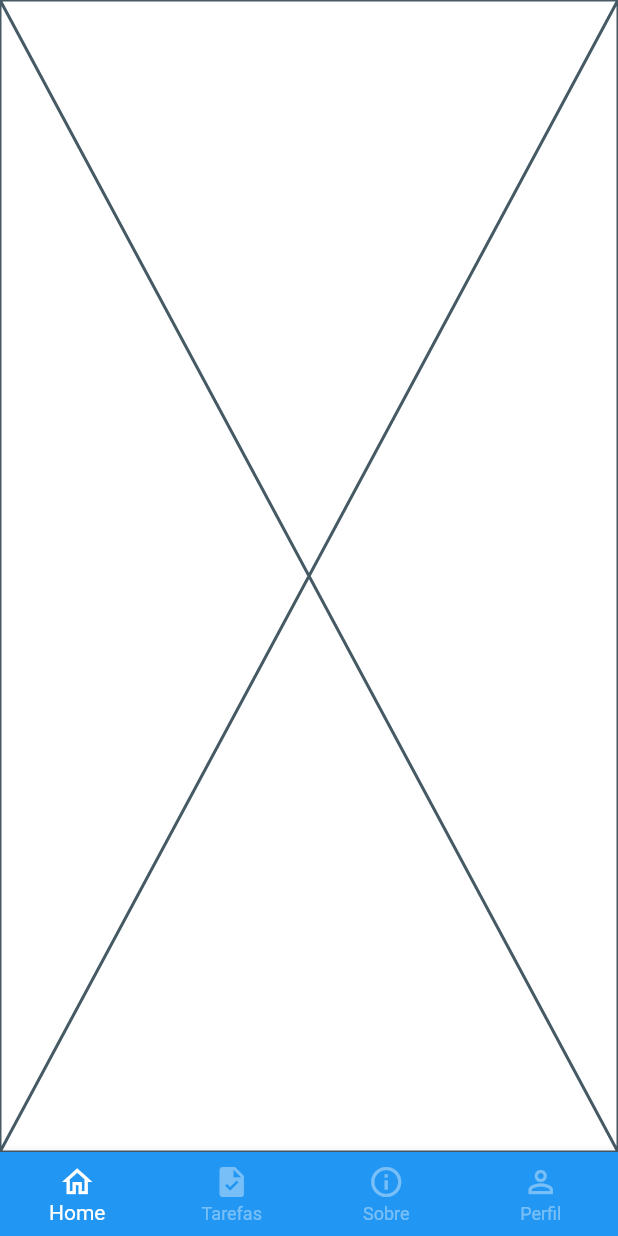
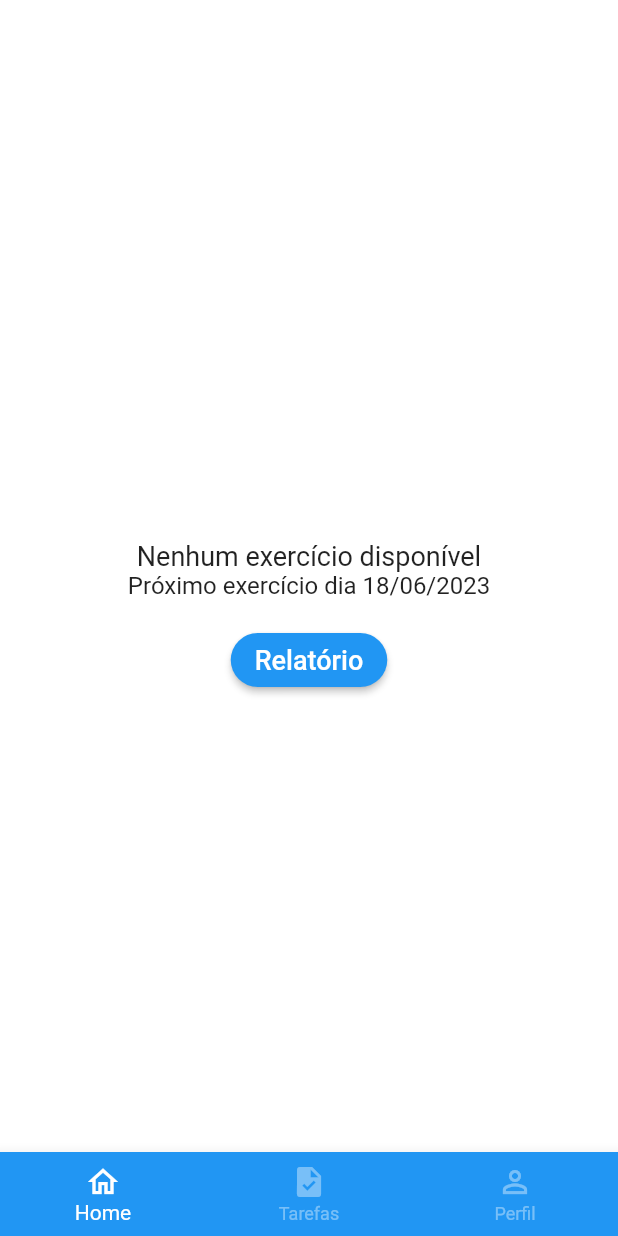
Before and after one commit to brunoggomide/desafioOdonto, a Flutter app: the BaseScreen screen opened directly, swiped to page 2, on a phone screen of 412 x 824 dp. Run offline on Flutter 3.47's test engine with Material 2 defaults, Android fonts, the phone set to English and light mode, and no system bars; our stand-ins replace cloud_firestore, firebase_auth, firebase_core, fl_chart, mask_text_input_formatter; accounts and stored records are empty.

Commit message:
add tela de task e info em perfil

```diff
--- a/lib/main.dart
+++ b/lib/main.dart
@@ -1,7 +1,6 @@
 import 'package:flutter/material.dart';
 import 'package:firebase_core/firebase_core.dart';
 import 'package:odonto/src/views/auth/sign_in.dart';
-import 'package:odonto/src/views/base/base_screen.dart';
 import 'firebase_options.dart';
 
 Future<void> main() async {
--- a/lib/src/views/auth/sign_in.dart
+++ b/lib/src/views/auth/sign_in.dart
@@ -36,7 +36,7 @@ class _SignInState extends State<SignIn> {
                       'Glossário de Oclusão',
                       style: TextStyle(
                         color: Colors.white,
-                        fontSize: 35,
+                        fontSize: 32,
                       ),
                     ),
                   ),
--- a/lib/src/views/base/base_screen.dart
+++ b/lib/src/views/base/base_screen.dart
@@ -1,6 +1,5 @@
 import 'package:flutter/material.dart';
 import 'package:odonto/src/views/exercise/exercise.dart';
-import 'package:odonto/src/views/infos/info.dart';
 import 'package:odonto/src/views/profile/profile.dart';
 import 'package:odonto/src/views/students/students.dart';
 
@@ -36,13 +35,11 @@ class _BaseScreenState extends State<BaseScreen> {
                     Home(),
                     Exercise(),
                     Students(),
-                    Info(),
                     Profile(),
                   ]
                 : const [
                     Home(),
                     Tasks(),
-                    Info(),
                     Profile(),
                   ],
           ),
@@ -67,8 +64,6 @@ class _BaseScreenState extends State<BaseScreen> {
                     BottomNavigationBarItem(
                         icon: Icon(Icons.person_search), label: 'Alunos'),
                     BottomNavigationBarItem(
-                        icon: Icon(Icons.info_outline), label: 'Sobre'),
-                    BottomNavigationBarItem(
                         icon: Icon(Icons.person_outline), label: 'Perfil'),
                   ]
                 : const [
@@ -76,8 +71,6 @@ class _BaseScreenState extends State<BaseScreen> {
                         icon: Icon(Icons.home_outlined), label: 'Home'),
                     BottomNavigationBarItem(
                         icon: Icon(Icons.task), label: 'Tarefas'),
-                    BottomNavigationBarItem(
-                        icon: Icon(Icons.info_outline), label: 'Sobre'),
                     BottomNavigationBarItem(
                         icon: Icon(Icons.person_outline), label: 'Perfil'),
                   ],
--- a/lib/src/views/tasks/tasks.dart
+++ b/lib/src/views/tasks/tasks.dart
@@ -1,4 +1,8 @@
 import 'package:flutter/material.dart';
+import 'dart:math';
+
+import 'package:odonto/src/views/tasks/answers.dart';
+import 'package:odonto/src/views/tasks/chartTask.dart';
 
 class Tasks extends StatefulWidget {
   const Tasks({Key? key}) : super(key: key);
@@ -8,8 +12,75 @@ class Tasks extends StatefulWidget {
 }
 
 class _TasksState extends State<Tasks> {
+  bool isAvailable = false;
+
   @override
   Widget build(BuildContext context) {
-    return const Placeholder();
+    return Scaffold(
+      //App Bar
+      appBar: AppBar(
+        backgroundColor: Colors.transparent,
+        elevation: 0,
+        centerTitle: true,
+      ),
+      body: Center(
+        child: isAvailable
+            ? SizedBox(
+                height: 50,
+                child: ElevatedButton(
+                  style: ElevatedButton.styleFrom(
+                      shape: RoundedRectangleBorder(
+                          borderRadius: BorderRadius.circular(18))),
+                  onPressed: () {
+                    Navigator.of(context).push(
+                      MaterialPageRoute(
+                        builder: (c) {
+                          return const Answers();
+                        },
+                      ),
+                    );
+                  },
+                  child: const Text(
+                    'Começar',
+                    style: TextStyle(fontSize: 18),
+                  ),
+                ),
+              )
+            : Column(
+                mainAxisAlignment: MainAxisAlignment.center,
+                children: [
+                  const Text(
+                    'Nenhum exercício disponível',
+                    style: TextStyle(fontSize: 18),
+                  ),
+                  const Text(
+                    'Próximo exercício dia 18/06/2023',
+                    style: TextStyle(fontSize: 16),
+                  ),
+                  const SizedBox(height: 16),
+                  ElevatedButton(
+                    style: ElevatedButton.styleFrom(
+                      shape: RoundedRectangleBorder(
+                        borderRadius: BorderRadius.circular(18),
+                      ),
+                    ),
+                    onPressed: () {
+                      Navigator.of(context).push(
+                        MaterialPageRoute(
+                          builder: (c) {
+                            return const ChartTask();
+                          },
+                        ),
+                      );
+                    },
+                    child: const Text(
+                      'Relatório',
+                      style: TextStyle(fontSize: 18),
+                    ),
+                  ),
+                ],
+              ),
+      ),
+    );
   }
 }
```
Also changed, not shown: lib/src/views/infos/info.dart (+10 -4 lines), lib/src/views/profile/profile.dart (+17 -0 lines), lib/src/views/tasks/answers.dart (added, +152 -0 lines), lib/src/views/tasks/chartTask.dart (added, +127 -0 lines), 1 other file.
